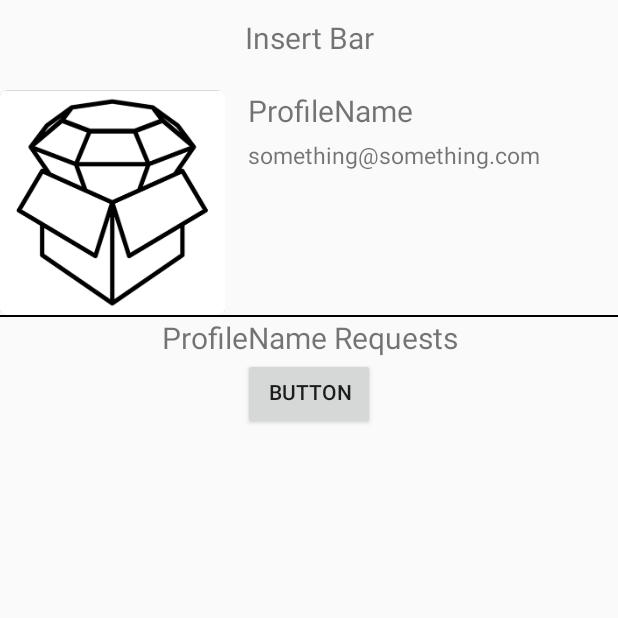
After one commit to yeshasimaria/Gempack2, an Android app: the UserProfileActivity screen opened directly, with no data from a screen before it, on a phone screen of 412 x 824 dp, the top half of it. The commit adds this screen. Run offline under Robolectric (Android 15) with nearby library versions, the phone set to English and light mode, and no system bars.

Commit message:
merge issues

```diff
--- a/app/src/main/AndroidManifest.xml
+++ b/app/src/main/AndroidManifest.xml
@@ -19,12 +19,14 @@
                 <category android:name="android.intent.category.LAUNCHER" />
             </intent-filter>
         </activity>
-
-
         <activity
             android:name=".LogInScreenActivity"
             android:configChanges="orientation|keyboardHidden|screenSize"
             android:theme="@style/AppTheme.NoActionBar" />
+        <activity
+            android:name=".UserProfileActivity"
+            android:label="@string/title_activity_user_profile"
+            android:theme="@style/AppTheme.NoActionBar"></activity>
     </application>
 
 </manifest>
--- /dev/null
+++ b/app/src/main/java/sg/gempack/app/UserProfileActivity.java
@@ -0,0 +1,27 @@
+package sg.gempack.app;
+
+import android.app.Activity;
+import android.content.Context;
+import android.content.Intent;
+import android.os.Bundle;
+import android.support.design.widget.FloatingActionButton;
+import android.support.design.widget.Snackbar;
+import android.support.v7.app.AppCompatActivity;
+import android.support.v7.widget.Toolbar;
+import android.view.View;
+
+public class UserProfileActivity extends AppCompatActivity {
+
+    @Override
+    protected void onCreate(Bundle savedInstanceState) {
+        super.onCreate(savedInstanceState);
+        setContentView(R.layout.activity_user_profile);
+
+    }
+
+    public static void openUserProfileActivity(Context context) {
+        Intent startUserProfileIntent = new Intent(context, UserProfileActivity.class);
+        context.startActivity(startUserProfileIntent);
+        ((Activity) context).finish();
+    }
+}
--- a/app/src/main/res/layout/activity_log_in_screen.xml
+++ b/app/src/main/res/layout/activity_log_in_screen.xml
@@ -18,6 +18,7 @@
             android:layout_weight="1"
             android:text="LOG IN WITH FACEBOOK"
             android:backgroundTint="#3b5998"
+
             android:background="@drawable/ripple_facebook"
             android:layout_alignParentBottom="true"
             android:layout_alignParentLeft="true"
--- /dev/null
+++ b/app/src/main/res/layout/activity_user_profile.xml
@@ -0,0 +1,93 @@
+<?xml version="1.0" encoding="utf-8"?>
+<android.support.design.widget.CoordinatorLayout xmlns:android="http://schemas.android.com/apk/res/android"
+    xmlns:app="http://schemas.android.com/apk/res-auto"
+    xmlns:tools="http://schemas.android.com/tools"
+    android:layout_width="match_parent"
+    android:layout_height="match_parent"
+    android:fitsSystemWindows="true"
+    tools:context="sg.gempack.app.UserProfileActivity">
+<ScrollView
+    android:layout_width="match_parent"
+    android:layout_height="match_parent">
+
+    <LinearLayout xmlns:android="http://schemas.android.com/apk/res/android"
+        xmlns:tools="http://schemas.android.com/tools"
+        android:layout_width="match_parent"
+        android:layout_height="match_parent"
+        android:orientation="vertical"
+        tools:context=".LinearLayout">
+
+        <TextView
+            android:layout_width="match_parent"
+            android:layout_height="50dp"
+            android:paddingTop="11dp"
+            android:text="@string/bar_placeholder"
+            android:textAlignment="center"
+            android:textSize="20sp" />
+
+        <LinearLayout
+            android:layout_width="fill_parent"
+            android:layout_height="wrap_content"
+            android:orientation="horizontal"
+            android:paddingTop="10dp">
+
+
+            <ImageView
+                android:id="@+id/imageView"
+                android:layout_width="150dp"
+                android:layout_height="150dp"
+                android:src="@drawable/gempack_wireframe" />
+
+            <LinearLayout
+                android:layout_width="wrap_content"
+                android:layout_height="match_parent"
+                android:orientation="vertical">
+
+                <TextView
+                    android:layout_width="wrap_content"
+                    android:layout_height="wrap_content"
+                    android:paddingLeft="15dp"
+                    android:text="@string/profile_name"
+                    android:textSize="20sp" />
+
+                <TextView
+                    android:layout_width="wrap_content"
+                    android:layout_height="wrap_content"
+                    android:paddingLeft="15dp"
+                    android:paddingRight="15dp"
+                    android:paddingTop="5dp"
+                    android:text="@string/email_name"
+                    android:textSize="15sp" />
+
+            </LinearLayout>
+
+
+        </LinearLayout>
+
+        <ImageView
+            android:layout_width="fill_parent"
+            android:layout_height="1dp"
+            android:scaleType="fitXY"
+            android:src="@drawable/black" />
+
+        <TextView
+            android:layout_width="fill_parent"
+            android:layout_height="wrap_content"
+            android:text="@string/profile_requests"
+            android:textAlignment="center"
+            android:textSize="20sp" />
+
+
+        <Button
+            android:layout_width="wrap_content"
+            android:layout_height="wrap_content"
+            android:layout_gravity="center"
+            android:paddingLeft="20px"
+            android:paddingTop="10px"
+            android:text="BUTTON" />
+
+
+    </LinearLayout>
+
+</ScrollView>
+</android.support.design.widget.CoordinatorLayout>
--- a/app/src/main/res/values/dimens.xml
+++ b/app/src/main/res/values/dimens.xml
@@ -3,4 +3,6 @@
     <dimen name="activity_horizontal_margin">16dp</dimen>
     <dimen name="activity_vertical_margin">16dp</dimen>
     <dimen name="fab_margin">16dp</dimen>
+    <dimen name="app_bar_height">180dp</dimen>
+    <dimen name="text_margin">16dp</dimen>
 </resources>
--- a/app/src/main/res/values/strings.xml
+++ b/app/src/main/res/values/strings.xml
@@ -8,6 +8,13 @@
     <string name="title_activity_log_in_screen">LogInScreenActivity</string>
     <string name="dummy_button">Dummy Button</string>
     <string name="dummy_content">DUMMY\nCONTENT</string>
+    <string name="title_activity_user_profile">UserProfileActivity</string>
+    <string name="profile_name">ProfileName</string>
+    <string name="bar_placeholder">Insert Bar</string>
+    <string name="email_name">something@something.com</string>
+    <string name="profile_requests">ProfileName Requests</string>
+    <string name="large_text">Largetext</string>
+
 
 
 </resources>
```
Also changed, not shown: app/src/main/res/layout/content_user_profile.xml (added, +17 -0 lines), app/src/main/res/menu/menu_user_profile.xml (added, +10 -0 lines), app/src/main/res/drawable/black.jpg (added).
